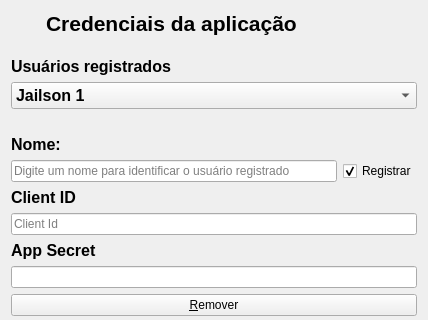
Qt form src/uilogin.ui (jailsonlinux/jpotify) before a commit; both pictures show x 0 to 428 and y 0 to 320 of the 428 by 481 pixel window.
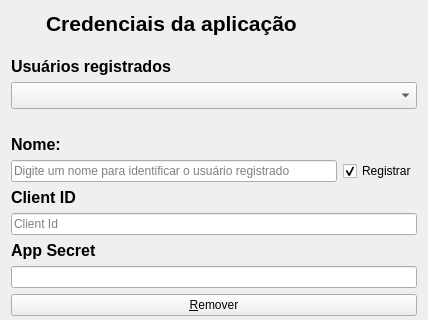
The same form after that commit. Icons and pictures are not drawn.

The edit to the form file:
```diff
--- a/src/uilogin.ui
+++ b/src/uilogin.ui
@@ -114,16 +114,6 @@
              <bold>true</bold>
             </font>
            </property>
-           <item>
-            <property name="text">
-             <string>Jailson 1</string>
-            </property>
-           </item>
-           <item>
-            <property name="text">
-             <string>Jailson 2</string>
-            </property>
-           </item>
           </widget>
          </item>
         </layout>
```
